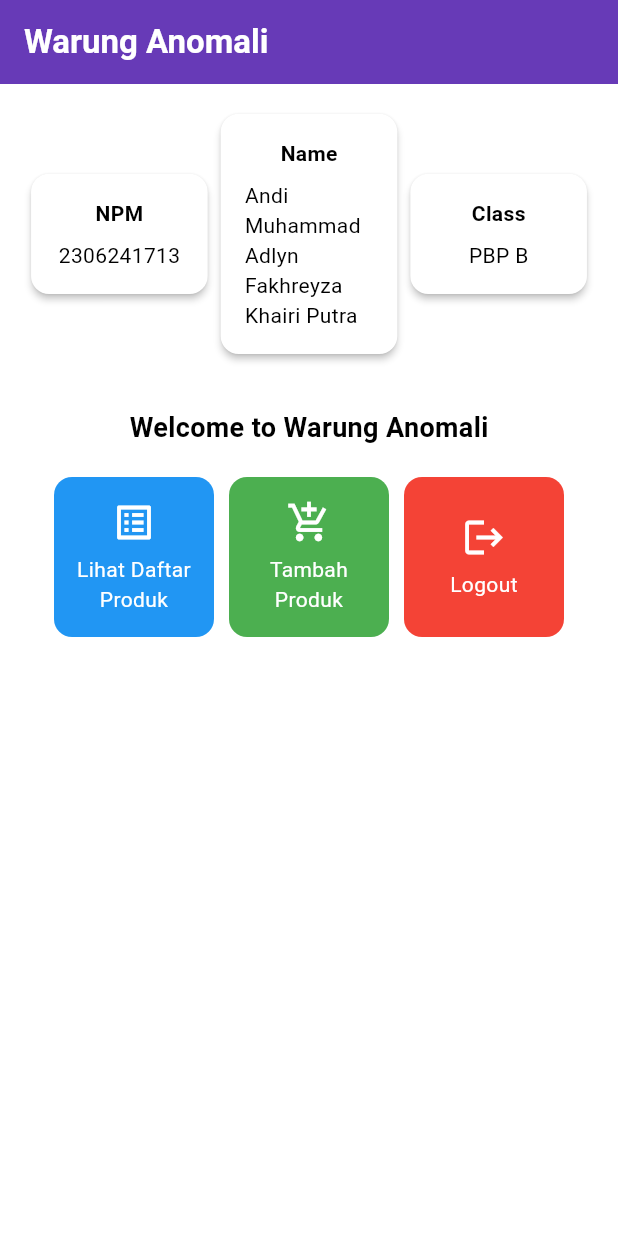
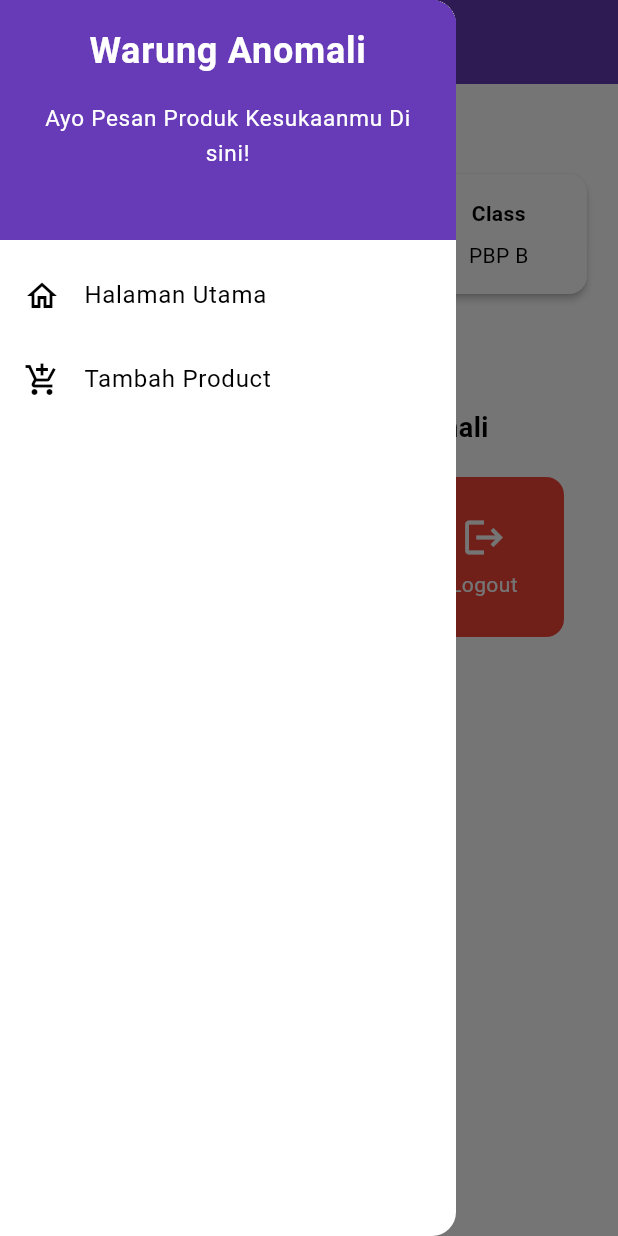
Before and after one commit to adlynfakhreyz/warung-anomali-mobile, a Flutter app: the screen it shows after launch, with the side drawer open (before the commit the screen has no drawer), on a phone screen of 412 x 824 dp. Run offline on Flutter 3.47's test engine with Material 3 defaults, Android fonts, the phone set to English and light mode, and no system bars.

Commit message:
Menyelesaikan Tugas 8

```diff
--- a/lib/main.dart
+++ b/lib/main.dart
@@ -1,5 +1,5 @@
 import 'package:flutter/material.dart';
-import 'package:warung_anomali/menu.dart';
+import 'package:warung_anomali/screens/menu.dart';
 
 void main() {
   runApp(const MyApp());
--- a/lib/menu.dart
+++ b/lib/screens/menu.dart
@@ -1,4 +1,7 @@
 import 'package:flutter/material.dart';
+import 'package:warung_anomali/widgets/product_card.dart';
+// Impor drawer widget
+import 'package:warung_anomali/widgets/left_drawer.dart';
 
 class MyHomePage extends StatelessWidget {
   final String npm = '2306241713'; // NPM
@@ -29,7 +32,11 @@ class MyHomePage extends StatelessWidget {
         ),
         // Warna latar belakang AppBar diambil dari skema warna tema aplikasi.
         backgroundColor: Theme.of(context).colorScheme.primary,
+        // Mengganti warna icon drawer menjadi putih
+        iconTheme: const IconThemeData(color: Colors.white),
       ),
+      // Masukkan drawer sebagai parameter nilai drawer dari widget Scaffold
+      drawer: const LeftDrawer(),
       // Body halaman dengan padding di sekelilingnya.
       body: Padding(
         padding: const EdgeInsets.all(16.0),
@@ -93,19 +100,11 @@ class MyHomePage extends StatelessWidget {
   }
 }
 
-class ItemHomepage {
-  final String name;
-  final IconData icon;
-  final Color color;
-
-  ItemHomepage(this.name, this.icon, this.color);
-}
-
 class InfoCard extends StatelessWidget {
   // Kartu informasi yang menampilkan title dan content.
 
-  final String title;  // Judul kartu.
-  final String content;  // Isi kartu.
+  final String title; // Judul kartu.
+  final String content; // Isi kartu.
 
   const InfoCard({super.key, required this.title, required this.content});
 
@@ -116,7 +115,8 @@ class InfoCard extends StatelessWidget {
       elevation: 2.0,
       child: Container(
         // Mengatur ukuran dan jarak di dalam kartu.
-        width: MediaQuery.of(context).size.width / 3.5, // menyesuaikan dengan lebar device yang digunakan.
+        width: MediaQuery.of(context).size.width /
+            3.5, // menyesuaikan dengan lebar device yang digunakan.
         padding: const EdgeInsets.all(16.0),
         // Menyusun title dan content secara vertikal.
         child: Column(
@@ -133,56 +133,3 @@ class InfoCard extends StatelessWidget {
     );
   }
 }
-
-class ItemCard extends StatelessWidget {
-  // Menampilkan kartu dengan ikon dan nama.
-
-  final ItemHomepage item;
-
-  const ItemCard(this.item, {super.key});
-
-  @override
-  Widget build(BuildContext context) {
-    return Material(
-      // Menentukan warna latar belakang dari tema aplikasi.
-      color: item.color,
-      // Membuat sudut kartu melengkung.
-      borderRadius: BorderRadius.circular(12),
-
-      child: InkWell(
-        // Aksi ketika kartu ditekan.
-        onTap: () {
-          // Menampilkan pesan SnackBar saat kartu ditekan.
-          ScaffoldMessenger.of(context)
-            ..hideCurrentSnackBar()
-            ..showSnackBar(
-              SnackBar(content: Text("Kamu telah menekan tombol ${item.name}!"))
-            );
-        },
-        // Container untuk menyimpan Icon dan Text
-        child: Container(
-          padding: const EdgeInsets.all(8),
-          child: Center(
-            child: Column(
-              // Menyusun ikon dan teks di tengah kartu.
-              mainAxisAlignment: MainAxisAlignment.center,
-              children: [
-                Icon(
-                  item.icon,
-                  color: Colors.white,
-                  size: 30.0,
-                ),
-                const Padding(padding: EdgeInsets.all(3)),
-                Text(
-                  item.name,
-                  textAlign: TextAlign.center,
-                  style: const TextStyle(color: Colors.white),
-                ),
-              ],
-            ),
-          ),
-        ),
-      ),
-    );
-  }
-}
--- /dev/null
+++ b/lib/widgets/left_drawer.dart
@@ -0,0 +1,69 @@
+import 'package:flutter/material.dart';
+import 'package:warung_anomali/screens/menu.dart';
+import 'package:warung_anomali/screens/productentry_form.dart';
+
+class LeftDrawer extends StatelessWidget {
+  const LeftDrawer({super.key});
+
+  @override
+  Widget build(BuildContext context) {
+    return Drawer(
+      child: ListView(
+        children: [
+          DrawerHeader(
+            decoration: BoxDecoration(
+              color: Theme.of(context).colorScheme.primary,
+            ),
+            child: const Column(
+              children: [
+                Text(
+                  'Warung Anomali',
+                  textAlign: TextAlign.center,
+                  style: TextStyle(
+                    fontSize: 24,
+                    fontWeight: FontWeight.bold,
+                    color: Colors.white,
+                  ),
+                ),
+                Padding(padding: EdgeInsets.all(8)),
+                Text(
+                  "Ayo Pesan Produk Kesukaanmu Di sini!",
+                  textAlign: TextAlign.center,
+                  style: TextStyle(
+                    fontSize: 15,
+                    fontWeight: FontWeight.normal,
+                    color: Colors.white,
+                  ),
+                ),
+              ],
+            ),
+          ),
+            ListTile(
+              leading: const Icon(Icons.home_outlined),
+              title: const Text('Halaman Utama'),
+              // Bagian redirection ke MyHomePage
+              onTap: () {
+                Navigator.pushReplacement(
+                    context,
+                    MaterialPageRoute(
+                      builder: (context) => MyHomePage(),
+                    ));
+              },
+            ),
+            ListTile(
+              leading: const Icon(Icons.add_shopping_cart),
+              title: const Text('Tambah Product'),
+              // Bagian redirection ke ProductEntryFormPage
+              onTap: () {
+                Navigator.pushReplacement(
+                    context,
+                    MaterialPageRoute(
+                      builder: (context) => ProductEntryFormPage(),
+                    ));
+              },
+            ),
+        ],
+      ),
+    );
+  }
+}
--- /dev/null
+++ b/lib/widgets/product_card.dart
@@ -0,0 +1,69 @@
+import 'package:flutter/material.dart';
+import 'package:warung_anomali/screens/productentry_form.dart';
+
+class ItemHomepage {
+  final String name;
+  final IconData icon;
+  final Color color;
+
+  ItemHomepage(this.name, this.icon, this.color);
+}
+
+class ItemCard extends StatelessWidget {
+  // Menampilkan kartu dengan ikon dan nama.
+
+  final ItemHomepage item;
+
+  const ItemCard(this.item, {super.key});
+
+  @override
+  Widget build(BuildContext context) {
+    return Material(
+      // Menentukan warna latar belakang dari tema aplikasi.
+      color: item.color,
+      // Membuat sudut kartu melengkung.
+      borderRadius: BorderRadius.circular(12),
+
+      child: InkWell(
+        // Aksi ketika kartu ditekan.
+        onTap: () {
+          // Menampilkan pesan SnackBar saat kartu ditekan.
+          ScaffoldMessenger.of(context)
+            ..hideCurrentSnackBar()
+            ..showSnackBar(SnackBar(
+                content: Text("Kamu telah menekan tombol ${item.name}!")));
+          // Navigate ke route yang sesuai (tergantung jenis tombol)
+          if (item.name == "Tambah Produk") {
+            Navigator.push(
+                context,
+                MaterialPageRoute(
+                    builder: (context) => const ProductEntryFormPage()));
+          }
+        },
+        // Container untuk menyimpan Icon dan Text
+        child: Container(
+          padding: const EdgeInsets.all(8),
+          child: Center(
+            child: Column(
+              // Menyusun ikon dan teks di tengah kartu.
+              mainAxisAlignment: MainAxisAlignment.center,
+              children: [
+                Icon(
+                  item.icon,
+                  color: Colors.white,
+                  size: 30.0,
+                ),
+                const Padding(padding: EdgeInsets.all(3)),
+                Text(
+                  item.name,
+                  textAlign: TextAlign.center,
+                  style: const TextStyle(color: Colors.white),
+                ),
+              ],
+            ),
+          ),
+        ),
+      ),
+    );
+  }
+}
```
Also changed, not shown: lib/screens/productentry_form.dart (added, +226 -0 lines), 1 other file.
